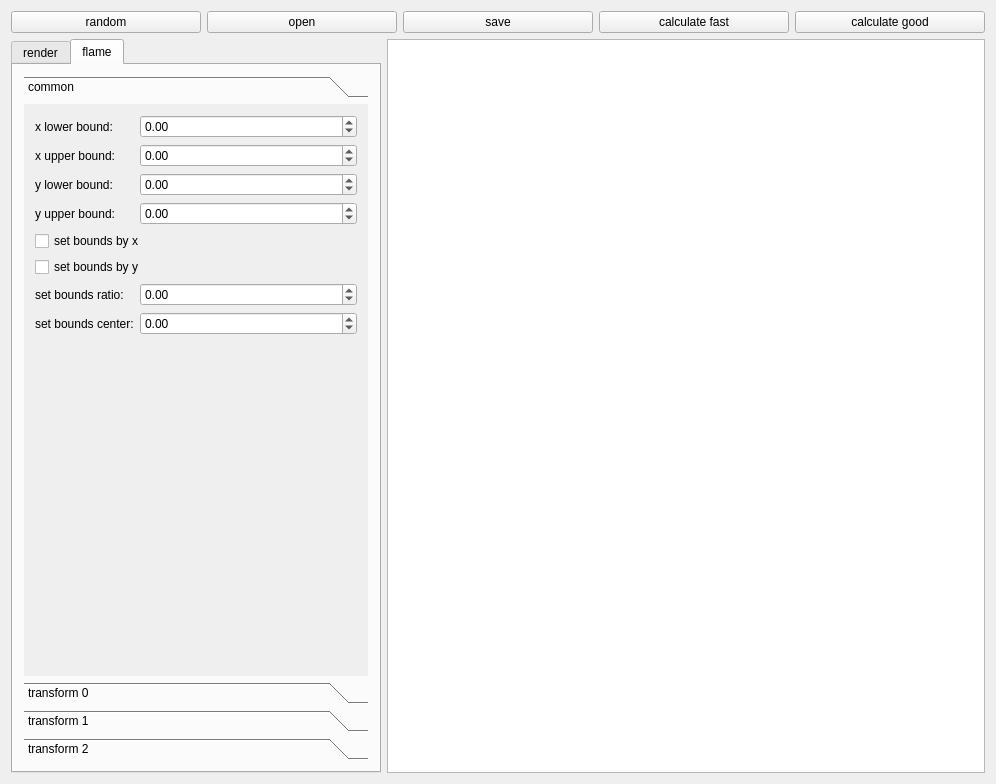
Qt form programs/fractal_flame_ui/mainwindow.ui (vovaprog/screensavers) before a commit.
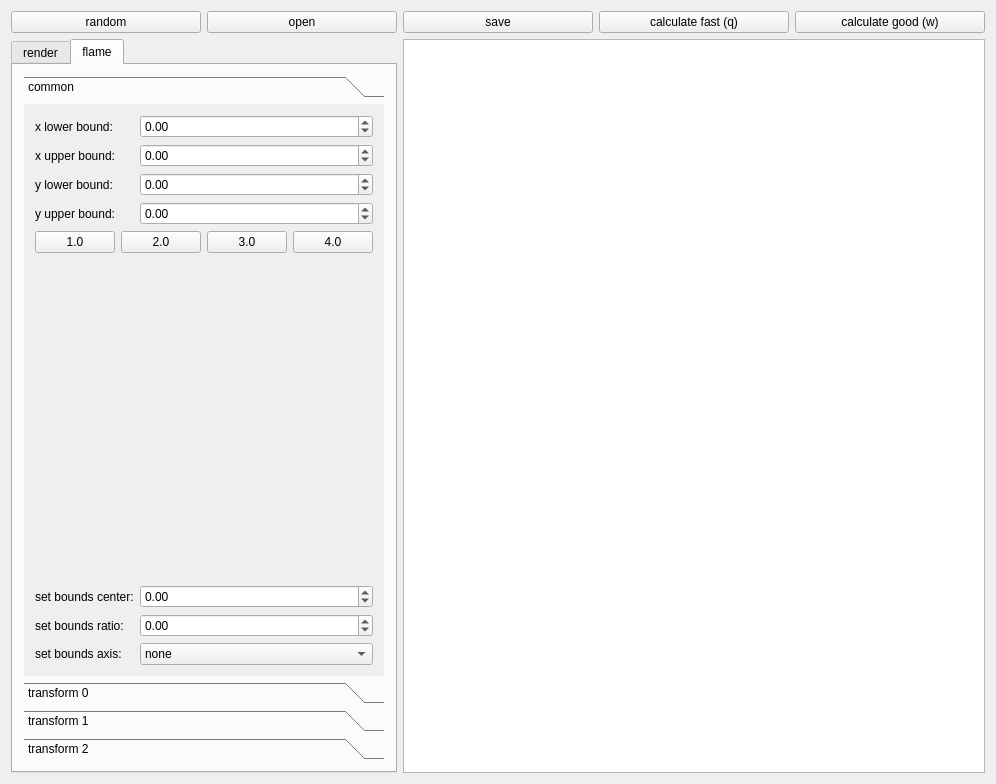
The same form after that commit.

```diff
--- a/programs/fractal_flame_ui/mainwindow.ui
+++ b/programs/fractal_flame_ui/mainwindow.ui
@@ -47,14 +47,14 @@
       <item>
        <widget class="QPushButton" name="butCalculateFast">
         <property name="text">
-         <string>calculate fast</string>
+         <string>calculate fast (q)</string>
         </property>
        </widget>
       </item>
       <item>
        <widget class="QPushButton" name="butCalculateGood">
         <property name="text">
-         <string>calculate good</string>
+         <string>calculate good (w)</string>
         </property>
        </widget>
       </item>
@@ -120,12 +120,12 @@
              </widget>
             </item>
             <item row="1" column="1">
-             <widget class="QSpinBox" name="spinIterationsMore">
+             <widget class="QSpinBox" name="spinIterationsGood">
               <property name="maximum">
                <number>1000000000</number>
               </property>
               <property name="value">
-               <number>15000000</number>
+               <number>10000000</number>
               </property>
              </widget>
             </item>
@@ -156,6 +156,9 @@
               <string>common</string>
              </attribute>
              <layout class="QFormLayout" name="formLayout_2">
+              <property name="fieldGrowthPolicy">
+               <enum>QFormLayout::AllNonFixedFieldsGrow</enum>
+              </property>
               <item row="0" column="0">
                <widget class="QLabel" name="label_4">
                 <property name="text">
@@ -173,14 +176,14 @@
                 </property>
                </widget>
               </item>
-              <item row="3" column="0">
+              <item row="1" column="0">
                <widget class="QLabel" name="label_5">
                 <property name="text">
                  <string>x upper bound:</string>
                 </property>
                </widget>
               </item>
-              <item row="3" column="1">
+              <item row="1" column="1">
                <widget class="QDoubleSpinBox" name="spinXUpperBound">
                 <property name="minimum">
                  <double>-100.000000000000000</double>
@@ -190,14 +193,14 @@
                 </property>
                </widget>
               </item>
-              <item row="6" column="0">
+              <item row="2" column="0">
                <widget class="QLabel" name="label_6">
                 <property name="text">
                  <string>y lower bound:</string>
                 </property>
                </widget>
               </item>
-              <item row="6" column="1">
+              <item row="2" column="1">
                <widget class="QDoubleSpinBox" name="spinYLowerBound">
                 <property name="minimum">
                  <double>-100.000000000000000</double>
@@ -207,14 +210,14 @@
                 </property>
                </widget>
               </item>
-              <item row="9" column="0">
+              <item row="3" column="0">
                <widget class="QLabel" name="label_7">
                 <property name="text">
                  <string>y upper bound:</string>
                 </property>
                </widget>
               </item>
-              <item row="9" column="1">
+              <item row="3" column="1">
                <widget class="QDoubleSpinBox" name="spinYUpperBound">
                 <property name="minimum">
                  <double>-100.000000000000000</double>
@@ -224,28 +227,70 @@
                 </property>
                </widget>
               </item>
-              <item row="12" column="0" colspan="2">
-               <widget class="QCheckBox" name="checkSetBoundsByX">
-                <property name="text">
-                 <string>set bounds by x</string>
-                </property>
-               </widget>
+              <item row="5" column="0" colspan="2">
+               <layout class="QHBoxLayout" name="horizontalLayout_3">
+                <item>
+                 <widget class="QPushButton" name="butSetBounds1">
+                  <property name="minimumSize">
+                   <size>
+                    <width>30</width>
+                    <height>0</height>
+                   </size>
+                  </property>
+                  <property name="text">
+                   <string>1.0</string>
+                  </property>
+                 </widget>
+                </item>
+                <item>
+                 <widget class="QPushButton" name="butSetBounds2">
+                  <property name="minimumSize">
+                   <size>
+                    <width>30</width>
+                    <height>0</height>
+                   </size>
+                  </property>
+                  <property name="text">
+                   <string>2.0</string>
+                  </property>
+                 </widget>
+                </item>
+                <item>
+                 <widget class="QPushButton" name="butSetBounds3">
+                  <property name="minimumSize">
+                   <size>
+                    <width>30</width>
+                    <height>0</height>
+                   </size>
+                  </property>
+                  <property name="text">
+                   <string>3.0</string>
+                  </property>
+                 </widget>
+                </item>
+                <item>
+                 <widget class="QPushButton" name="butSetBounds4">
+                  <property name="minimumSize">
+                   <size>
+                    <width>30</width>
+                    <height>0</height>
+                   </size>
+                  </property>
+                  <property name="text">
+                   <string>4.0</string>
+                  </property>
+                 </widget>
+                </item>
+               </layout>
               </item>
-              <item row="15" column="0" colspan="2">
-               <widget class="QCheckBox" name="checkSetBoundsByY">
-                <property name="text">
-                 <string>set bounds by y</string>
-                </property>
-               </widget>
-              </item>
-              <item row="19" column="0">
+              <item row="10" column="0">
                <widget class="QLabel" name="label_8">
                 <property name="text">
                  <string>set bounds ratio:</string>
                 </property>
                </widget>
               </item>
-              <item row="19" column="1">
+              <item row="10" column="1">
                <widget class="QDoubleSpinBox" name="spinSetBoundsRatio">
                 <property name="minimum">
                  <double>-100.000000000000000</double>
@@ -255,23 +300,65 @@
                 </property>
                </widget>
               </item>
-              <item row="22" column="1">
-               <widget class="QDoubleSpinBox" name="spinSetBoundsCenter">
-                <property name="minimum">
-                 <double>-100.000000000000000</double>
+              <item row="11" column="0">
+               <widget class="QLabel" name="label_2">
+                <property name="text">
+                 <string>set bounds axis:</string>
                 </property>
-                <property name="maximum">
-                 <double>100.000000000000000</double>
+               </widget>
+              </item>
+              <item row="11" column="1">
+               <widget class="QComboBox" name="comboSetBoundsAxis">
+                <property name="currentIndex">
+                 <number>0</number>
                 </property>
+                <item>
+                 <property name="text">
+                  <string>none</string>
+                 </property>
+                </item>
+                <item>
+                 <property name="text">
+                  <string>x</string>
+                 </property>
+                </item>
+                <item>
+                 <property name="text">
+                  <string>y</string>
+                 </property>
+                </item>
                </widget>
               </item>
-              <item row="22" column="0">
+              <item row="9" column="0">
                <widget class="QLabel" name="label_9">
                 <property name="text">
                  <string>set bounds center:</string>
                 </property>
                </widget>
               </item>
+              <item row="7" column="0" colspan="2">
+               <spacer name="verticalSpacer">
+                <property name="orientation">
+                 <enum>Qt::Vertical</enum>
+                </property>
+                <property name="sizeHint" stdset="0">
+                 <size>
+                  <width>20</width>
+                  <height>30</height>
+                 </size>
+                </property>
+               </spacer>
+              </item>
+              <item row="9" column="1">
+               <widget class="QDoubleSpinBox" name="spinSetBoundsCenter">
+                <property name="minimum">
+                 <double>-100.000000000000000</double>
+                </property>
+                <property name="maximum">
+                 <double>100.000000000000000</double>
+                </property>
+               </widget>
+              </item>
              </layout>
             </widget>
             <widget class="QWidget" name="pageT0">
```
Left out of the diff: 24 changed lines with no effect on the pictures.
